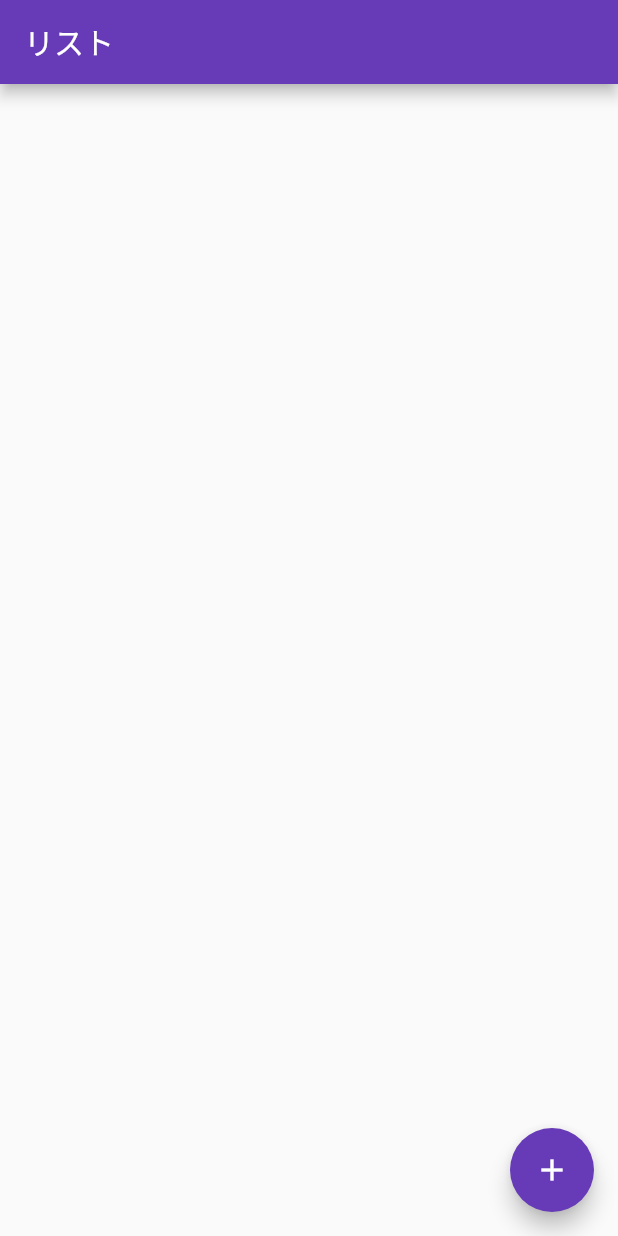
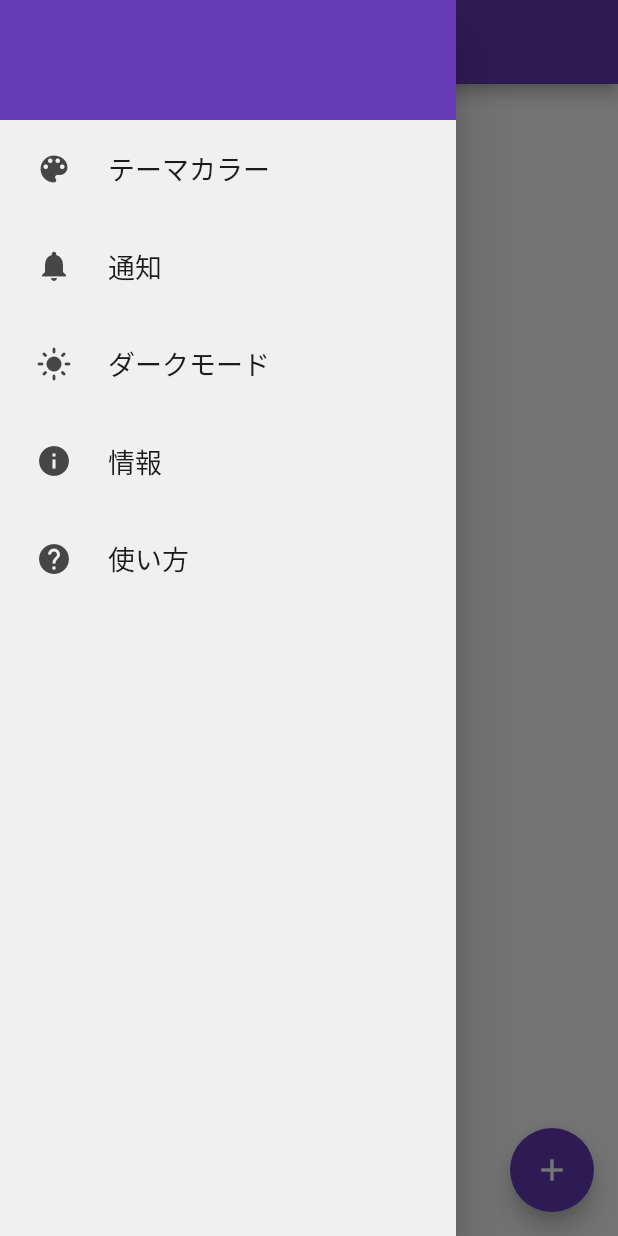
Before and after one commit to kmkm92/deadline_manager, a Flutter app: the screen it shows after launch, with the side drawer open (before the commit the screen has no drawer), on a phone screen of 412 x 824 dp. Run offline on Flutter 3.47's test engine with Material 2 defaults, Android fonts, the light colour scheme and no system bars; drawn by our look-alikes of settings_ui; our stand-ins replace drift, flutter_datetime_picker_plus, flutter_local_notifications, flutter_riverpod, freezed_annotation, timezone; accounts and stored records are empty; generated files the repository leaves out were written again.

Commit message:
ui微修正、設定サイドバー追加

```diff
--- a/lib/views/home_view.dart
+++ b/lib/views/home_view.dart
@@ -3,7 +3,8 @@ import 'package:deadline_manager/views/task_from_view.dart';
 import 'package:flutter/material.dart';
 import 'package:flutter_riverpod/flutter_riverpod.dart';
 import 'package:deadline_manager/view_models/home_view_model.dart';
-import 'package:intl/intl.dart'; // 日付のフォーマットに使用
+import 'package:intl/intl.dart';
+import 'package:settings_ui/settings_ui.dart'; // 日付のフォーマットに使用
 
 class HomeView extends ConsumerWidget {
   @override
@@ -26,7 +27,25 @@ class HomeView extends ConsumerWidget {
                 topRight: Radius.circular(20.0),
               ),
             ),
-            child: TaskFormView(task: task),
+            child: Scaffold(
+              appBar: PreferredSize(
+                preferredSize: Size.fromHeight(30.0),
+                child: AppBar(
+                  backgroundColor: Colors.white,
+                  elevation: 0,
+                  actions: [
+                    IconButton(
+                      icon: Icon(Icons.check, color: Colors.deepPurple),
+                      onPressed: () {
+                        // ここにタスク追加のロジックを書く
+                        // 例: _addOrUpdateTask();
+                      },
+                    ),
+                  ],
+                ),
+              ),
+              body: TaskFormView(task: task),
+            ),
           );
         },
         isScrollControlled: true,
@@ -38,6 +57,64 @@ class HomeView extends ConsumerWidget {
       appBar: AppBar(
         title: Text('リスト'),
         backgroundColor: Colors.deepPurple,
+      ),
+      drawer: Drawer(
+        child: Container(
+          color: Colors.deepPurple,
+          child: Padding(
+            padding: const EdgeInsets.only(top: 80.0),
+            child: SettingsList(
+              sections: [
+                SettingsSection(
+                  // title: Text('設定'),
+                  tiles: [
+                    SettingsTile(
+                      title: Text('テーマカラー'),
+                      leading: Icon(Icons.color_lens),
+                      onPressed: (BuildContext context) {
+                        // アカウント設定画面への遷移などの処理をここに書く
+                      },
+                    ),
+                    SettingsTile(
+                      title: Text('通知'),
+                      leading: Icon(Icons.notifications),
+                      onPressed: (BuildContext context) {
+                        // 通知設定画面への遷移などの処理をここに書く
+                      },
+                    ),
+                    SettingsTile(
+                      title: Text('ダークモード'),
+                      leading: Icon(Icons.light_mode),
+                      onPressed: (BuildContext context) {
+                        // 通知設定画面への遷移などの処理をここに書く
+                      },
+                    ),
+                    // 他の設定項目を追加
+                  ],
+                ),
+                SettingsSection(
+                  // title: Text('その他'),
+                  tiles: [
+                    SettingsTile(
+                      title: Text('情報'),
+                      leading: Icon(Icons.info),
+                      onPressed: (BuildContext context) {
+                        // アプリの情報画面への遷移などの処理をここに書く
+                      },
+                    ),
+                    SettingsTile(
+                      title: Text('使い方'),
+                      leading: Icon(Icons.help),
+                      onPressed: (BuildContext context) {
+                        // ヘルプ画面への遷移などの処理をここに書く
+                      },
+                    ),
+                  ],
+                ),
+              ],
+            ),
+          ),
+        ),
       ),
       body: ListView.builder(
         itemCount: tasks.length,
--- a/pubspec.yaml
+++ b/pubspec.yaml
@@ -45,6 +45,7 @@ dependencies:
   # flutter_datetime_picker: ^1.5.1
   flutter_datetime_picker_plus: ^2.0.1
   intl: ^0.18.1
+  settings_ui: ^2.0.2
 
 
 dev_dependencies:
```
Also changed, not shown: lib/view_models/home_view_model.dart (+6 -2 lines), lib/views/task_from_view.dart (+21 -20 lines), pubspec.lock, 1 other file.
